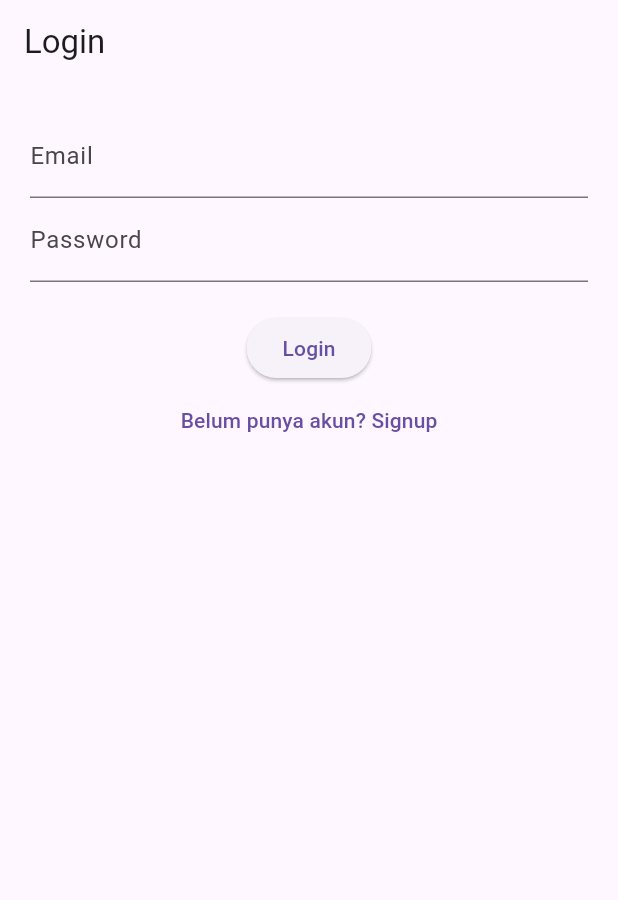
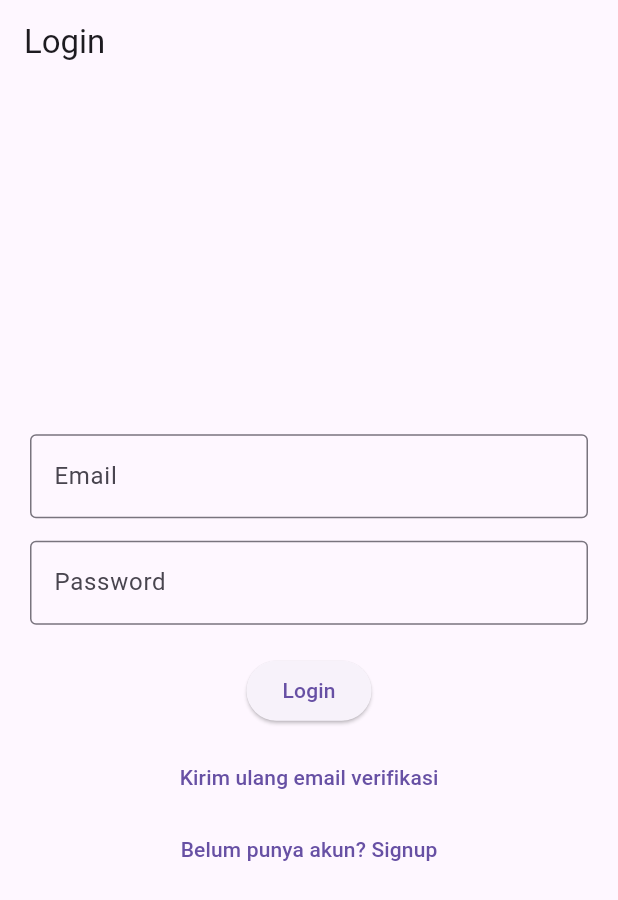
Before and after one commit to Najla-cloud27/TugasPekanan4_flutter, a Flutter app: the screen it shows after launch, on a phone screen of 412 x 824 dp. Shown: the top 900 px of the screen. Run offline on Flutter 3.47's test engine with Material 3 defaults, Android fonts, the phone set to English and light mode, and no system bars; our stand-ins replace firebase_auth, firebase_core, get; accounts and stored records are empty.

Commit message:
Seccond Commit

```diff
--- a/lib/app/modules/login/views/login_view.dart
+++ b/lib/app/modules/login/views/login_view.dart
@@ -15,23 +15,50 @@ class LoginView extends StatelessWidget {
       body: Padding(
         padding: EdgeInsets.all(20),
         child: Column(
+          mainAxisAlignment: MainAxisAlignment.center,
           children: [
+            //  EMAIL
             TextField(
               controller: emailC,
-              decoration: InputDecoration(labelText: "Email"),
+              decoration: InputDecoration(
+                labelText: "Email",
+                border: OutlineInputBorder(),
+              ),
             ),
+
+            SizedBox(height: 15),
+
+            //  PASSWORD
             TextField(
               controller: passC,
               obscureText: true,
-              decoration: InputDecoration(labelText: "Password"),
+              decoration: InputDecoration(
+                labelText: "Password",
+                border: OutlineInputBorder(),
+              ),
             ),
+
             SizedBox(height: 20),
+
+            //  LOGIN BUTTON
             ElevatedButton(
               onPressed: () {
-                authC.login(emailC.text, passC.text);
+                authC.login(emailC.text.trim(), passC.text.trim());
               },
               child: Text("Login"),
             ),
+
+            SizedBox(height: 10),
+
+            //  RESEND EMAIL
+            TextButton(
+              onPressed: () {
+                authC.resendVerification();
+              },
+              child: Text("Kirim ulang email verifikasi"),
+            ),
+
+            //  PINDAH KE SIGNUP
             TextButton(
               onPressed: () => Get.toNamed('/signup'),
               child: Text("Belum punya akun? Signup"),
```
Also changed, not shown: lib/app/controllers/auth_controller.dart (+56 -25 lines), 1 other file.
